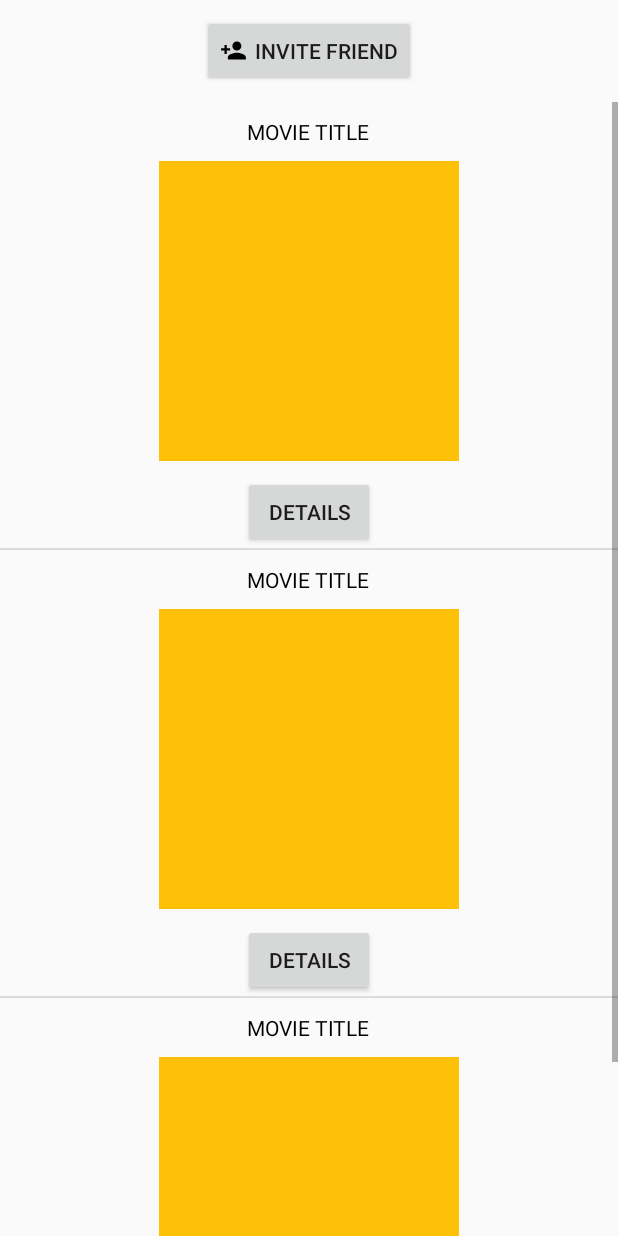
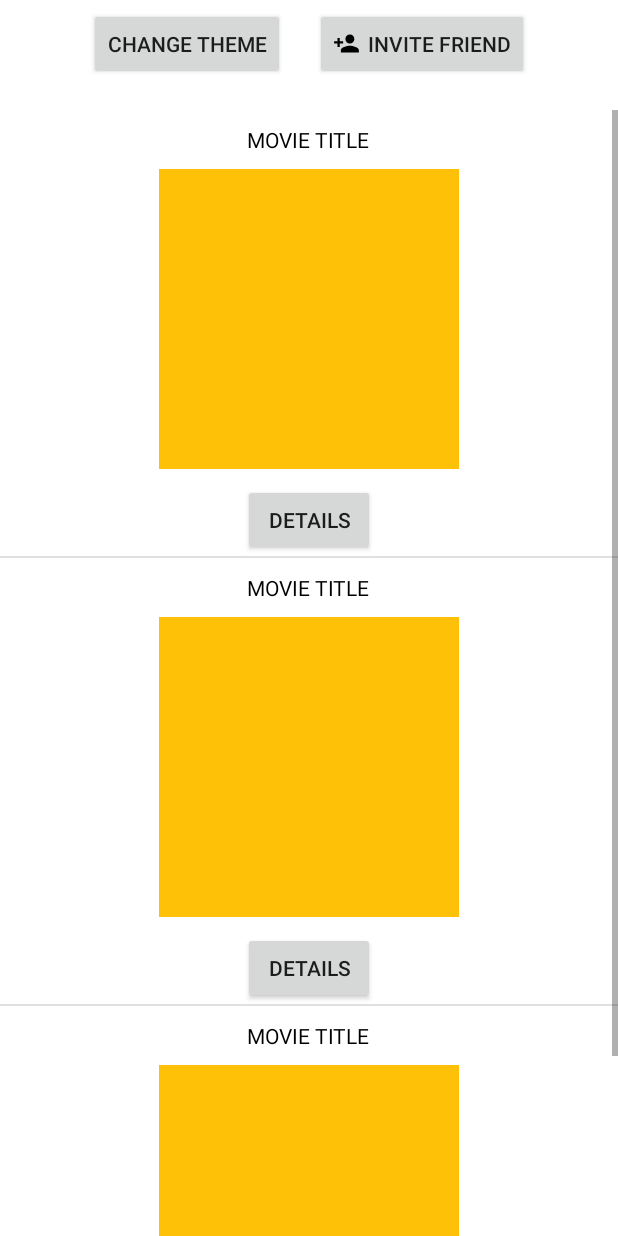
Before and after one commit to hornuglan/movie-catalog, an Android app: the layout activity_main.xml on its own in the app's theme, with its tools: preview values and no code run, on a phone screen of 412 x 824 dp. Run offline under Robolectric (Android 15) with nearby library versions, the phone set to English and light mode, and no system bars.

Commit message:
Feature: changing app theme by click on a button

```diff
--- a/app/src/main/res/layout-land/activity_main.xml
+++ b/app/src/main/res/layout-land/activity_main.xml
@@ -5,6 +5,22 @@
     android:layout_height="match_parent"
     android:orientation="vertical"
     tools:context=".MainActivity">
+
+    <LinearLayout
+        android:layout_width="wrap_content"
+        android:layout_height="wrap_content"
+        android:layout_gravity="center_horizontal"
+        android:orientation="horizontal"
+        android:paddingTop="5dp">
+
+        <Button
+            android:id="@+id/change_theme_button"
+            android:layout_width="wrap_content"
+            android:layout_height="wrap_content"
+            android:layout_gravity="center_horizontal"
+            android:layout_margin="10dp"
+            android:onClick="changeTheme"
+            android:text="@string/change_theme_button" />
 
         <Button
             android:id="@+id/invite_friend_button"
@@ -16,6 +32,8 @@
             android:drawablePadding="5dp"
             android:text="@string/invite_friend_button" />
 
+    </LinearLayout>
+
     <ListView
         android:id="@+id/list_movies"
         android:layout_width="wrap_content"
--- a/app/src/main/res/layout/activity_main.xml
+++ b/app/src/main/res/layout/activity_main.xml
@@ -3,8 +3,25 @@
     xmlns:tools="http://schemas.android.com/tools"
     android:layout_width="match_parent"
     android:layout_height="match_parent"
+    android:background="?colorAccent"
     android:orientation="vertical"
     tools:context=".MainActivity">
+
+    <LinearLayout
+        android:layout_width="wrap_content"
+        android:layout_height="wrap_content"
+        android:layout_gravity="center_horizontal"
+        android:orientation="horizontal"
+        android:paddingTop="5dp">
+
+        <Button
+            android:id="@+id/change_theme_button"
+            android:layout_width="wrap_content"
+            android:layout_height="wrap_content"
+            android:layout_gravity="center_horizontal"
+            android:layout_margin="10dp"
+            android:onClick="changeTheme"
+            android:text="@string/change_theme_button" />
 
         <Button
             android:id="@+id/invite_friend_button"
@@ -16,6 +33,8 @@
             android:drawablePadding="5dp"
             android:text="@string/invite_friend_button" />
 
+    </LinearLayout>
+
     <ListView
         android:id="@+id/list_movies"
         android:layout_width="match_parent"
--- a/app/src/main/res/values/colors.xml
+++ b/app/src/main/res/values/colors.xml
@@ -2,7 +2,7 @@
 <resources>
     <color name="colorPrimary">#008577</color>
     <color name="colorPrimaryDark">#00574B</color>
-    <color name="colorAccent">#D81B60</color>
+    <color name="colorAccent">#ffffff</color>
 
     <color name="clickedTitle">#3D129B</color>
 
--- a/app/src/main/res/values/strings.xml
+++ b/app/src/main/res/values/strings.xml
@@ -14,6 +14,7 @@
     //Buttons
     <string name="details_button">Details</string>
     <string name="invite_friend_button">Invite friend</string>
+    <string name="change_theme_button">Change Theme</string>
 
     //Movie Titles
     <string name="guardians_of_the_galaxy_title">Guardians of the Galaxy</string>
```
Also changed, not shown: app/src/main/java/com/example/moviecatalogue/MainActivity.kt (+30 -0 lines), app/src/main/res/values/styles.xml (+12 -0 lines), 2 other files. Lines whose indentation alone changed are shown as unchanged.
